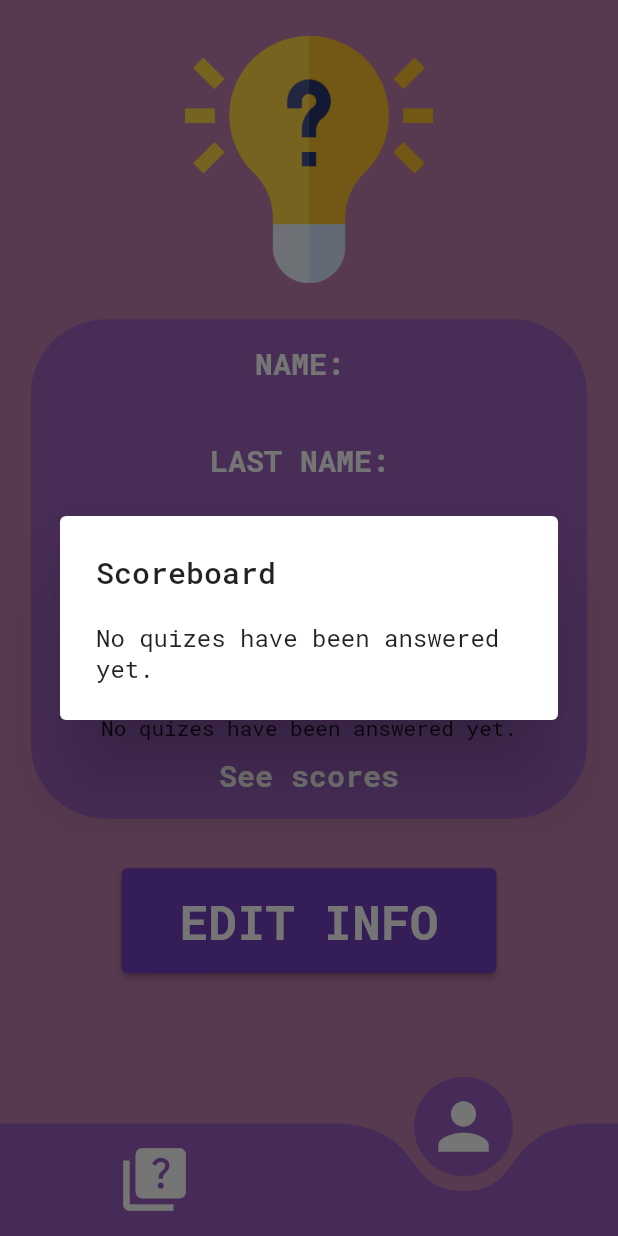
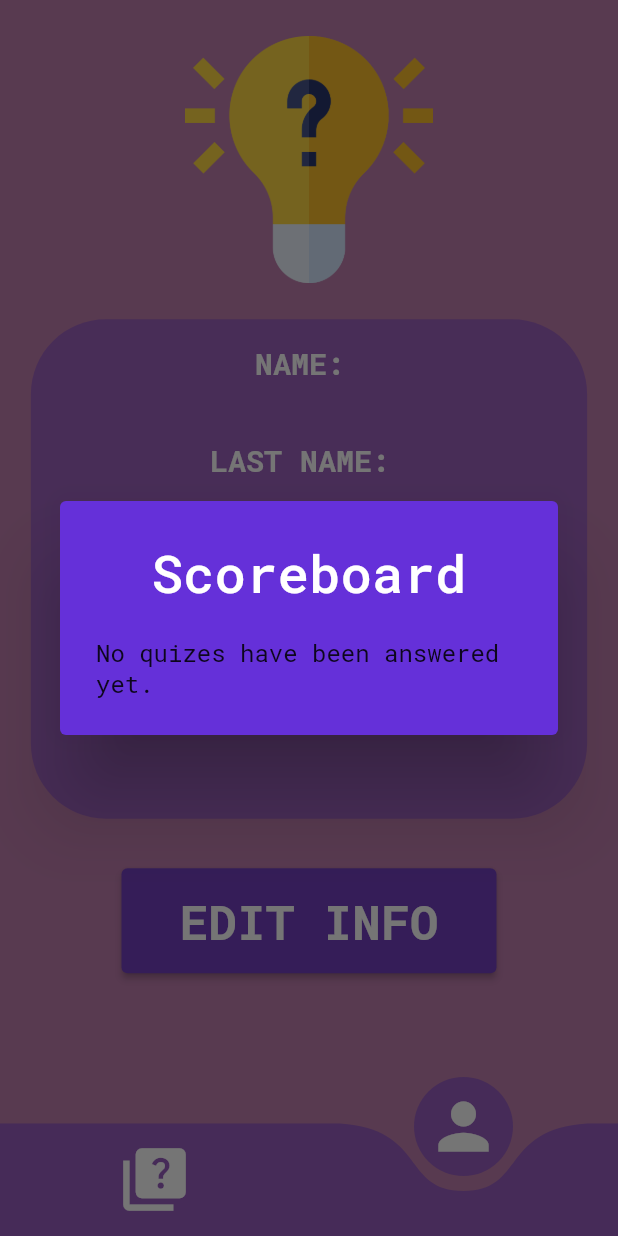
Before and after one commit to nagaoka-thiago/quiz_snowman_app, a Flutter app: the MainPage screen opened directly with empty values, item 2 of the bottom bar chosen, after a tap on "See scores", on a phone screen of 412 x 824 dp. Run offline on Flutter 3.47's test engine with Material 2 defaults, Android fonts, the light colour scheme and no system bars; drawn by our look-alikes of curved_navigation_bar; our stand-ins replace cloud_firestore, dio, firebase_core, google_fonts, percent_indicator; missing offline and left inert: multiselect; accounts and stored records are empty.

Commit message:
changed style on see score.

```diff
--- a/lib/pages/profile_page.dart
+++ b/lib/pages/profile_page.dart
@@ -97,6 +97,150 @@
                       style: GoogleFonts.robotoMono(
                           color: Colors.white, fontSize: 18)),
                   const SizedBox(height: 12),
+                  const SizedBox(height: 10),
+                  FutureBuilder(
+                      future: FirebaseFirestore.instance
+                          .collection('users')
+                          .doc(widget.user.sId)
+                          .get(),
+                      builder: (context, AsyncSnapshot snapshot) {
+                        if (snapshot.hasData) {
+                          final data = snapshot.data;
+                          final scores = data['quizes'] as List;
+
+                          if (scores.isNotEmpty) {
+                            final scoreList = scores
+                                .map((score) =>
+                                    (score as Map).values.toList()[0])
+                                .toList();
+                            final score =
+                                scoreList.reduce((acc, el) => acc + el);
+                            return Text(
+                                'Average score: ' +
+                                    ((score / scoreList.length) * 100)
+                                        .toStringAsFixed(2) +
+                                    '%',
+                                style: GoogleFonts.robotoMono(
+                                    fontSize: 20,
+                                    color: Colors.white,
+                                    fontWeight: FontWeight.bold));
+                          } else {
+                            return Text('No quizes have been answered yet.',
+                                style: GoogleFonts.robotoMono());
+                          }
+                        }
+                        return const Text('');
+                      }),
+                  isEdit
+                      ? const Text('')
+                      : InkWell(
+                          onTap: () {
+                            showDialog(
+                                context: context,
+                                builder: (context) {
+                                  return AlertDialog(
+                                      title: Text(
+                                        'Scoreboard',
+                                        style: GoogleFonts.robotoMono(
+                                            color: Colors.white, fontSize: 35),
+                                        textAlign: TextAlign.center,
+                                      ),
+                                      backgroundColor:
+                                          const Color.fromRGBO(101, 48, 217, 1),
+                                      content: FutureBuilder(
+                                          future: FirebaseFirestore.instance
+                                              .collection('users')
+                                              .doc(widget.user.sId)
+                                              .get(),
+                                          builder: (context,
+                                              AsyncSnapshot snapshot) {
+                                            if (snapshot.hasData) {
+                                              final data = snapshot.data;
+                                              final scores =
+                                                  data['quizes'] as List;
+
+                                              if (scores.isNotEmpty) {
+                                                return SingleChildScrollView(
+                                                  child: SizedBox(
+                                                    height: 300,
+                                                    width: 300,
+                                                    child: ListView.builder(
+                                                        itemCount:
+                                                            scores.length,
+                                                        itemBuilder:
+                                                            (context, i) {
+                                                          final date = DateFormat(
+                                                                  'dd/MM')
+                                                              .format(DateTime
+                                                                  .parse(((scores[
+                                                                              i]
+                                                                          as Map)
+                                                                      .keys
+                                                                      .toList()[0])));
+                                                          final score =
+                                                              (scores[i] as Map)
+                                                                  .values
+                                                                  .toList()[0];
+                                                          return ListTile(
+                                                              title: Container(
+                                                            padding:
+                                                                EdgeInsets.all(
+                                                                    8),
+                                                            decoration: BoxDecoration(
+                                                                borderRadius:
+                                                                    BorderRadius
+                                                                        .circular(
+                                                                            50),
+                                                                border: const Border(
+                                                                    bottom: BorderSide(
+                                                                        color: Colors
+                                                                            .white),
+                                                                    top: BorderSide(
+                                                                        color: Colors
+                                                                            .white),
+                                                                    right: BorderSide(
+                                                                        color: Colors
+                                                                            .white),
+                                                                    left: BorderSide(
+                                                                        color: Colors
+                                                                            .white))),
+                                                            child: Text(
+                                                                date.toString() +
+                                                                    ': ' +
+                                                                    (score * 100)
+                                                                        .toString() +
+                                                                    '%',
+                                                                style: GoogleFonts.robotoMono(
+                                                                    color: Colors
+                                                                        .white,
+                                                                    fontSize:
+                                                                        20,
+                                                                    fontWeight:
+                                                                        FontWeight
+                                                                            .bold)),
+                                                          ));
+                                                        }),
+                                                  ),
+                                                );
+                                              } else {
+                                                return Text(
+                                                    'No quizes have been answered yet.',
+                                                    style: GoogleFonts
+                                                        .robotoMono());
+                                              }
+                                            }
+                                            return const Text('');
+                                          }));
+                                });
+                          },
+                          child: Container(
+                            margin: const EdgeInsets.only(top: 10),
+                            child: Text('See scores',
+                                style: GoogleFonts.robotoMono(
+                                    fontSize: 20,
+                                    color: Colors.white,
+                                    fontWeight: FontWeight.bold)),
+                          )),
                   isEdit
                       ? SizedBox(
                           width: MediaQuery.of(context).size.width * 0.6,
@@ -134,108 +278,6 @@
                               style: GoogleFonts.robotoMono(
                                   fontSize: 16, color: Colors.black)))
                       : const Text(''),
-                  const SizedBox(height: 10),
-                  FutureBuilder(
-                      future: FirebaseFirestore.instance
-                          .collection('users')
-                          .doc(widget.user.sId)
-                          .get(),
-                      builder: (context, AsyncSnapshot snapshot) {
-                        if (snapshot.hasData) {
-                          final data = snapshot.data;
-                          final scores = data['quizes'] as List;
-
-                          if (scores.isNotEmpty) {
-                            final scoreList = scores
-                                .map((score) =>
-                                    (score as Map).values.toList()[0])
-                                .toList();
-                            final score =
-                                scoreList.reduce((acc, el) => acc + el);
-                            return Text(
-                                'Average score: ' +
-                                    ((score / scoreList.length) * 100)
-                                        .toStringAsFixed(2) +
-                                    '%',
-                                style: GoogleFonts.robotoMono(
-                                    fontSize: 20,
-                                    color: Colors.white,
-                                    fontWeight: FontWeight.bold));
-                          } else {
-                            return Text('No quizes have been answered yet.',
-                                style: GoogleFonts.robotoMono());
-                          }
-                        }
-                        return const Text('');
-                      }),
-                  InkWell(
-                      onTap: () {
-                        showDialog(
-                            context: context,
-                            builder: (context) {
-                              return AlertDialog(
-                                  title: Text('Scoreboard',
-                                      style: GoogleFonts.robotoMono()),
-                                  content: FutureBuilder(
-                                      future: FirebaseFirestore.instance
-                                          .collection('users')
-                                          .doc(widget.user.sId)
-                                          .get(),
-                                      builder:
-                                          (context, AsyncSnapshot snapshot) {
-                                        if (snapshot.hasData) {
-                                          final data = snapshot.data;
-                                          final scores = data['quizes'] as List;
-
-                                          if (scores.isNotEmpty) {
-                                            return SingleChildScrollView(
-                                              child: Container(
-                                                height: 300,
-                                                width: 300,
-                                                child: ListView.builder(
-                                                    itemCount: scores.length,
-                                                    itemBuilder: (context, i) {
-                                                      final date = DateFormat(
-                                                              'dd/MM/yyyy')
-                                                          .format(DateTime
-                                                              .parse(((scores[i]
-                                                                          as Map)
-                                                                      .keys
-                                                                      .toList()[
-                                                                  0])));
-                                                      final score =
-                                                          (scores[i] as Map)
-                                                              .values
-                                                              .toList()[0];
-                                                      return ListTile(
-                                                          title: Text(date
-                                                                  .toString() +
-                                                              ': ' +
-                                                              (score * 100)
-                                                                  .toString() +
-                                                              '%'));
-                                                    }),
-                                              ),
-                                            );
-                                          } else {
-                                            return Text(
-                                                'No quizes have been answered yet.',
-                                                style:
-                                                    GoogleFonts.robotoMono());
-                                          }
-                                        }
-                                        return const Text('');
-                                      }));
-                            });
-                      },
-                      child: Container(
-                        margin: const EdgeInsets.only(top: 10),
-                        child: Text('See scores',
-                            style: GoogleFonts.robotoMono(
-                                fontSize: 20,
-                                color: Colors.white,
-                                fontWeight: FontWeight.bold)),
-                      ))
                 ],
               ),
             ),
```
